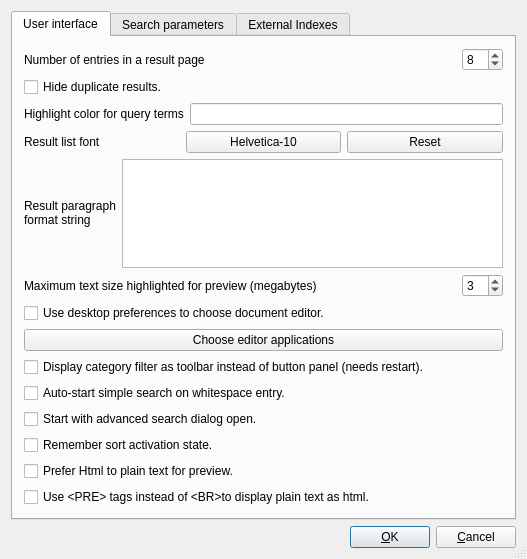
Above: src/qtgui/uiprefs.ui from spanner888/recoll before the change. Below: the same form after it.
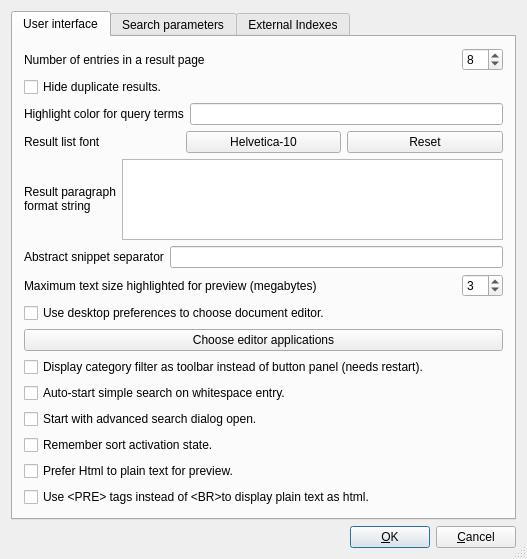
That is the form after the change.

Commit message: GUI: allow setting the snippet separator inside abstract (now a real html ellipsis by default)

Diff of the .ui file:
```diff
--- a/src/qtgui/uiprefs.ui
+++ b/src/qtgui/uiprefs.ui
@@ -174,6 +174,30 @@
              </item>
             </layout>
            </item>
+           <item>
+            <layout class="QHBoxLayout">
+             <item>
+              <widget class="QLabel" name="textLabelAbss">
+               <property name="text">
+                <string>Abstract snippet separator</string>
+               </property>
+               <property name="wordWrap">
+                <bool>false</bool>
+               </property>
+              </widget>
+             </item>
+             <item>
+              <widget class="QLineEdit" name="abssepLE">
+               <property name="minimumSize">
+                <size>
+                 <width>30</width>
+                 <height>0</height>
+                </size>
+               </property>
+              </widget>
+             </item>
+            </layout>
+           </item>
            <item>
             <layout class="QHBoxLayout">
              <item>
```
The commit also changes 14 other files.
